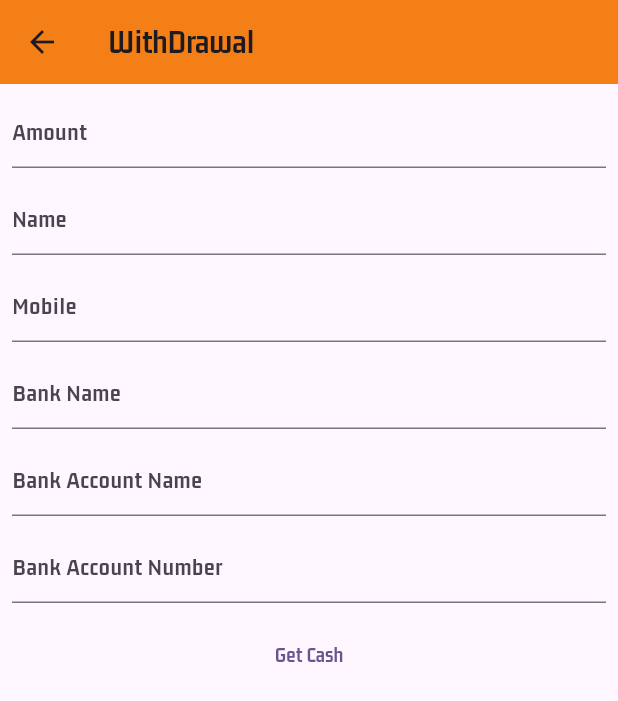
After one commit to QuocHuy78035/ecommerce_app, a Flutter app: the VendorEarningScreen screen opened directly, after a tap on "WithDrawal", on a phone screen of 412 x 824 dp. The commit adds this screen. Shown: the top 701 px of the screen. Run offline on Flutter 3.47's test engine with Material 3 defaults, Android fonts, the phone set to English and light mode, and no system bars; our stand-ins replace cached_network_image, cloud_firestore, firebase_auth, firebase_core, firebase_storage, flutter_easyloading and 5 more; missing offline and left inert: country_state_city_picker; accounts and stored records are empty; network calls fail.

Commit message:
add withdrawal

```diff
--- a/lib/main.dart
+++ b/lib/main.dart
@@ -44,7 +44,7 @@ class MyApp extends StatelessWidget {
         colorScheme: ColorScheme.fromSeed(seedColor: Colors.deepPurple),
         useMaterial3: true,
       ),
-      home: const LoginScreen(),
+      home: const VendorSignIn(),
       builder: EasyLoading.init(),
     );
   }
--- a/lib/vendors/views/screens/vendor_earning_screen.dart
+++ b/lib/vendors/views/screens/vendor_earning_screen.dart
@@ -1,5 +1,7 @@
 import 'package:cloud_firestore/cloud_firestore.dart';
+import 'package:ecomerce_app/vendors/views/screens/vendor_inner_screens/withdrawal_screen.dart';
 import 'package:firebase_auth/firebase_auth.dart';
+import 'package:flutter/cupertino.dart';
 import 'package:flutter/material.dart';
 
 class VendorEarningScreen extends StatefulWidget {
@@ -95,6 +97,28 @@ class _VendorEarningScreenState extends State<VendorEarningScreen> {
                               Text("${snapshot.data?.docs.length}")
                             ],
                           ),
+                        ),
+                        const SizedBox(
+                          height: 50,
+                        ),
+                        GestureDetector(
+                          onTap: () {
+                            Navigator.push(
+                              context,
+                              MaterialPageRoute(
+                                builder: (context) => const WithDrawalScreen(),
+                              ),
+                            );
+                          },
+                          child: Container(
+                            decoration: BoxDecoration(
+                              color: Colors.yellow.shade900,
+                              borderRadius: BorderRadius.circular(10)
+                            ),
+                            height: 40,
+                            width: MediaQuery.of(context).size.width,
+                            child: Center(child: Text("WithDrawal")),
+                          ),
                         )
                       ],
                     ),
--- /dev/null
+++ b/lib/vendors/views/screens/vendor_inner_screens/withdrawal_screen.dart
@@ -0,0 +1,110 @@
+import 'package:cloud_firestore/cloud_firestore.dart';
+import 'package:flutter/material.dart';
+import 'package:flutter_easyloading/flutter_easyloading.dart';
+import 'package:uuid/uuid.dart';
+
+class WithDrawalScreen extends StatefulWidget {
+  const WithDrawalScreen({super.key});
+
+  @override
+  State<WithDrawalScreen> createState() => _WithDrawalScreenState();
+}
+
+class _WithDrawalScreenState extends State<WithDrawalScreen> {
+  final FirebaseFirestore _store = FirebaseFirestore.instance;
+  String amount = '';
+  String name = '';
+  String mobile = '';
+  String bankName = '';
+  String bankAccountName = '';
+  String bankAccountNumber = '';
+
+  @override
+  Widget build(BuildContext context) {
+    return Scaffold(
+      appBar: AppBar(
+        backgroundColor: Colors.yellow.shade900,
+        title: const Text("WithDrawal"),
+      ),
+      body: Padding(
+        padding: const EdgeInsets.all(8.0),
+        child: SingleChildScrollView(
+          child: Column(
+            children: [
+              TextFormField(
+                onChanged: (value){
+                  amount = value;
+                },
+                decoration: const InputDecoration(hintText: "Amount"),
+              ),
+              const SizedBox(
+                height: 10,
+              ),
+              TextFormField(
+                onChanged: (value){
+                  name = value;
+                },
+                decoration: const InputDecoration(hintText: "Name"),
+              ),
+              const SizedBox(
+                height: 10,
+              ),
+              TextFormField(
+                onChanged: (value){
+                  mobile = value;
+                },
+                decoration: const InputDecoration(hintText: "Mobile"),
+              ),
+              const SizedBox(
+                height: 10,
+              ),
+              TextFormField(
+                onChanged: (value){
+                  bankName = value;
+                },
+                decoration: const InputDecoration(hintText: "Bank Name"),
+              ),
+              const SizedBox(
+                height: 10,
+              ),
+              TextFormField(
+                onChanged: (value){
+                  bankAccountName = value;
+                },
+                decoration: const InputDecoration(hintText: "Bank Account Name"),
+              ),
+              const SizedBox(
+                height: 10,
+              ),
+              TextFormField(
+                onChanged: (value){
+                  bankAccountNumber = value;
+                },
+                decoration: const InputDecoration(hintText: "Bank Account Number"),
+              ),
+              const SizedBox(
+                height: 10,
+              ),
+              Center(
+                child: TextButton(
+                  onPressed: () async{
+                    EasyLoading.show();
+                    await _store.collection("withdrawal").doc(const Uuid().v4()).set({
+                      "Amount" : amount,
+                      "Name" : name,
+                      "Mobile" : mobile,
+                      "BankName" : bankName,
+                      "BankAccountName" : bankAccountName,
+                      "BankAccountNumber" : bankAccountNumber,
+                    }).whenComplete(() => EasyLoading.dismiss());
+                  },
+                  child: const Text("Get Cash"),
+                ),
+              )
+            ],
+          ),
+        ),
+      ),
+    );
+  }
+}
```
